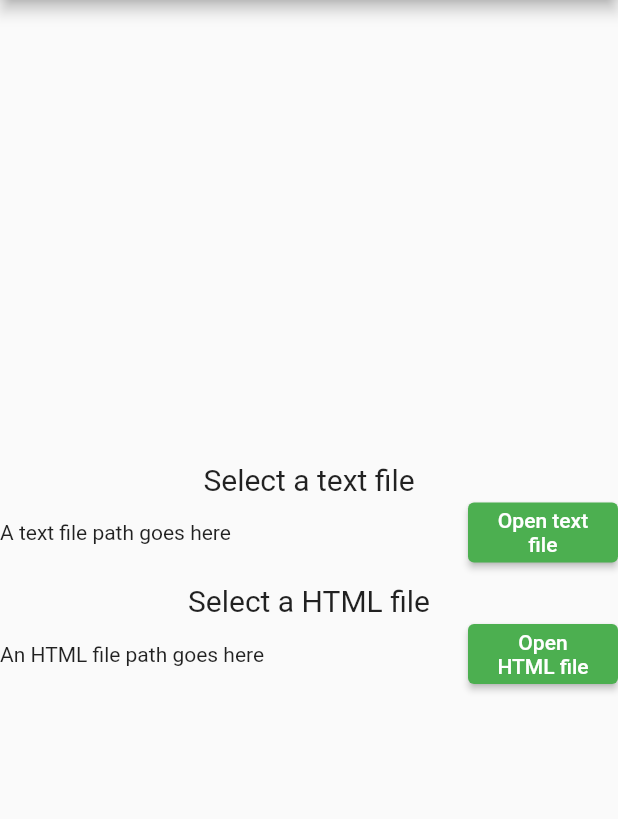
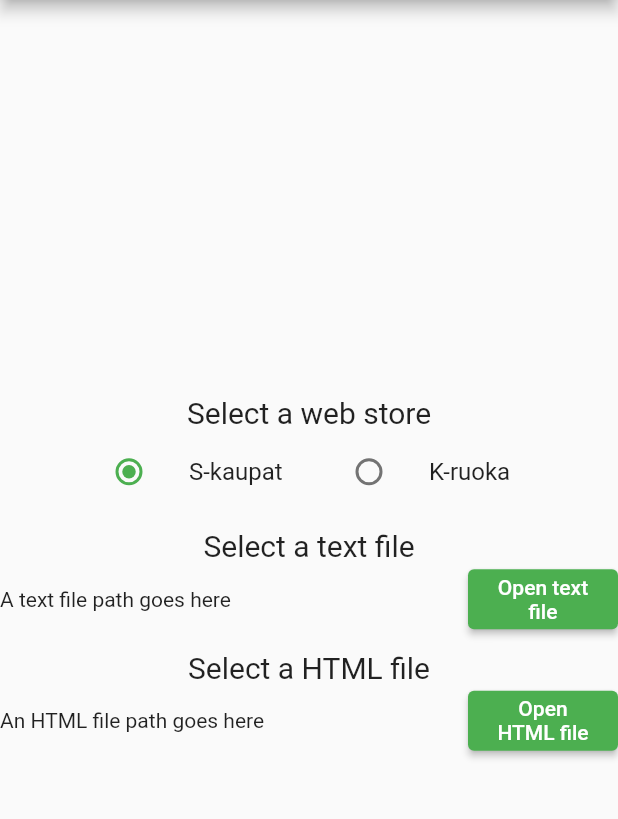
Before and after one commit to areee/rvka, a Flutter app: the screen it shows after launch, on a phone screen of 412 x 824 dp, the part 84-903 px from its top. Run offline on Flutter 3.47's test engine with Material 2 defaults, Android fonts, the phone set to English and light mode, and no system bars.

Commit message:
Add selectedShop radio buttons (#6)

```diff
--- a/lib/main.dart
+++ b/lib/main.dart
@@ -1,5 +1,6 @@
 import 'package:file_selector/file_selector.dart';
 import 'package:flutter/material.dart';
+import 'package:rvka/utils/selected_shop_helper.dart';
 
 void main() {
   runApp(const MyApp());
@@ -40,6 +41,7 @@
 
   String _textFilePath = "A text file path goes here";
   String _htmlFilePath = "An HTML file path goes here";
+  SelectedShop? _selectedShop = SelectedShop.sKaupat;
 
   Future<void> _openTextFile(BuildContext context) async {
     final XTypeGroup typeGroup = XTypeGroup(
@@ -75,6 +77,12 @@
     });
   }
 
+  void _changeSelectedShop(SelectedShop? value) {
+    setState(() {
+      _selectedShop = value;
+    });
+  }
+
   // Future<void> _saveTextFile() async {
   //   final String fileName = _nameController.text;
 
@@ -102,16 +110,20 @@
         child: Column(
           mainAxisAlignment: MainAxisAlignment.center,
           children: <Widget>[
-            // const Text(
-            //   'Select a web store',
-            //   style: TextStyle(fontSize: 20),
-            // ),
-            // TODO: Add two radio buttons for selecting the web store
-            // const SizedBox(height: 10),
+            const Text(
+              'Select a web store',
+              style: TextStyle(fontSize: 20),
+            ),
+            SelectedShopListTiles(
+                selectedShop: _selectedShop,
+                changeSelectedShop: _changeSelectedShop),
+            const SizedBox(height: 10),
+            if (_selectedShop == SelectedShop.sKaupat)
               const Text(
                 'Select a text file',
                 style: TextStyle(fontSize: 20),
               ),
+            if (_selectedShop == SelectedShop.sKaupat)
               TextAndButton(
                 text: _textFilePath,
                 buttonText: 'Open text file',
@@ -203,3 +215,45 @@
     );
   }
 }
+
+class SelectedShopListTiles extends StatelessWidget {
+  const SelectedShopListTiles({
+    super.key,
+    required this.selectedShop,
+    required this.changeSelectedShop,
+  });
+
+  final SelectedShop? selectedShop;
+  final void Function(SelectedShop?)? changeSelectedShop;
+
+  @override
+  Widget build(BuildContext context) {
+    return Row(
+        mainAxisSize: MainAxisSize.min,
+        mainAxisAlignment: MainAxisAlignment.center,
+        children: [
+          SizedBox(
+            width: 160,
+            child: ListTile(
+              title: Text(SelectedShop.sKaupat.value),
+              leading: Radio<SelectedShop>(
+                value: SelectedShop.sKaupat,
+                groupValue: selectedShop,
+                onChanged: changeSelectedShop,
+              ),
+            ),
+          ),
+          SizedBox(
+            width: 160,
+            child: ListTile(
+              title: Text(SelectedShop.kRuoka.value),
+              leading: Radio<SelectedShop>(
+                value: SelectedShop.kRuoka,
+                groupValue: selectedShop,
+                onChanged: changeSelectedShop,
+              ),
+            ),
+          ),
+        ]);
+  }
+}
--- /dev/null
+++ b/lib/utils/selected_shop_helper.dart
@@ -0,0 +1,10 @@
+/// Selcted shop: sKaupat (S-kaupat), kRuoka (K-ruoka)
+enum SelectedShop {
+  sKaupat('S-kaupat'),
+  kRuoka('K-ruoka');
+
+  final String term;
+  const SelectedShop(this.term);
+
+  String get value => term;
+}
```
Lines whose indentation alone changed are shown as unchanged.
